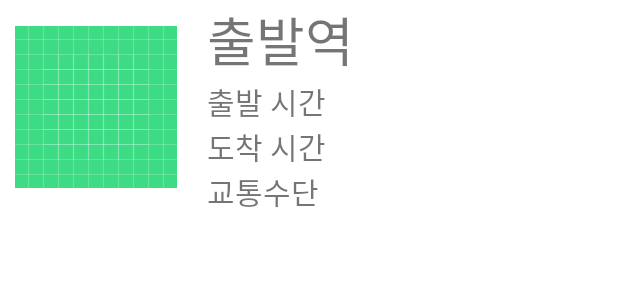
After one commit to Dirtfy/BTS, an Android app: the layout route_page_recyclerview_item.xml on its own in the app's theme, with its tools: preview values and no code run, on a phone screen of 412 x 824 dp. The commit adds this screen. Shown: the top 300 px of the screen. Run offline under Robolectric (Android 15) with nearby library versions, the phone set to English and light mode, and no system bars.

Commit message:
route_page add

```diff
--- a/app/src/main/java/com/dirtfy/bts/Home/MainActivity.java
+++ b/app/src/main/java/com/dirtfy/bts/Home/MainActivity.java
@@ -28,7 +28,8 @@ public class MainActivity extends AppCompatActivity {
     RouteHelper routeHelper;
 
     JSONObject result;
-    ArrayList<Route> routeArrayList;
+
+    public static ArrayList<Route> routeArrayList;
 
     @Override
     protected void onCreate(Bundle savedInstanceState) {
--- /dev/null
+++ b/app/src/main/res/drawable/ic_baseline_directions_bus_filled_24.xml
@@ -0,0 +1,5 @@
+<vector android:height="24dp" android:tint="#000000"
+    android:viewportHeight="24" android:viewportWidth="24"
+    android:width="24dp" xmlns:android="http://schemas.android.com/apk/res/android">
+    <path android:fillColor="@android:color/white" android:pathData="M12,2C8,2 4,2.5 4,6v9.5c0,0.95 0.38,1.81 1,2.44V20c0,0.55 0.45,1 1,1h1c0.55,0 1,-0.45 1,-1v-1h8v1c0,0.55 0.45,1 1,1h1c0.55,0 1,-0.45 1,-1v-2.06c0.62,-0.63 1,-1.49 1,-2.44V6C20,2.5 16.42,2 12,2zM8.5,16C7.67,16 7,15.33 7,14.5S7.67,13 8.5,13s1.5,0.67 1.5,1.5S9.33,16 8.5,16zM15.5,16c-0.83,0 -1.5,-0.67 -1.5,-1.5s0.67,-1.5 1.5,-1.5s1.5,0.67 1.5,1.5S16.33,16 15.5,16zM18,10H6V7h12V10z"/>
+</vector>
--- a/app/src/main/res/layout/activity_route_page.xml
+++ b/app/src/main/res/layout/activity_route_page.xml
@@ -6,4 +6,10 @@
     android:layout_height="match_parent"
     tools:context=".routePage.RoutePageActivity">
 
+    <androidx.constraintlayout.widget.ConstraintLayout
+        android:id="@+id/route_page_recyclerView"
+        android:layout_width="match_parent"
+        android:layout_height="match_parent"
+        tools:listitem="@layout/route_page_recyclerview_item"/>
+
 </androidx.constraintlayout.widget.ConstraintLayout>
--- /dev/null
+++ b/app/src/main/res/layout/route_page_recyclerview_item.xml
@@ -0,0 +1,69 @@
+<?xml version="1.0" encoding="utf-8"?>
+<androidx.constraintlayout.widget.ConstraintLayout xmlns:android="http://schemas.android.com/apk/res/android"
+    xmlns:app="http://schemas.android.com/apk/res-auto"
+    xmlns:tools="http://schemas.android.com/tools"
+    android:layout_width="match_parent"
+    android:layout_height="wrap_content">
+
+    <ImageView
+        android:id="@+id/route_image"
+        android:layout_width="wrap_content"
+        android:layout_height="wrap_content"
+        android:layout_marginLeft="10dp"
+        app:layout_constraintBottom_toBottomOf="parent"
+        app:layout_constraintStart_toStartOf="parent"
+        app:layout_constraintTop_toTopOf="parent"
+        android:src="@drawable/ic_launcher_background" />
+
+    <androidx.constraintlayout.widget.ConstraintLayout
+        android:id="@+id/route_layout"
+        android:layout_width="0dp"
+        android:layout_height="wrap_content"
+        app:layout_constraintBottom_toBottomOf="parent"
+        android:layout_marginLeft="20dp"
+        app:layout_constraintEnd_toEndOf="parent"
+        app:layout_constraintStart_toEndOf="@id/route_image"
+        app:layout_constraintTop_toTopOf="parent">
+        <LinearLayout
+            android:layout_width="match_parent"
+            android:layout_height="match_parent"
+            android:orientation="vertical">
+            <TextView
+                android:id="@+id/route_dep_name_tv"
+                android:layout_width="match_parent"
+                android:layout_height="wrap_content"
+                android:text="출발역"
+                android:layout_gravity="center"
+                android:textSize="35sp"
+                android:maxLines="1"
+                android:ellipsize="end"/>
+            <TextView
+                android:id="@+id/route_dep_time_tv"
+                android:layout_width="match_parent"
+                android:layout_height="wrap_content"
+                android:text="출발 시간"
+                android:layout_gravity="center"
+                android:textSize="20sp"
+                android:maxLines="1"
+                android:ellipsize="end"/>
+            <TextView
+                android:id="@+id/route_arr_time_tv"
+                android:layout_width="match_parent"
+                android:layout_height="wrap_content"
+                android:text="도착 시간"
+                android:textSize="20sp"
+                android:layout_gravity="center"
+                android:maxLines="1"
+                android:ellipsize="end"/>
+            <TextView
+                android:id="@+id/route_type_tv"
+                android:layout_width="wrap_content"
+                android:layout_height="wrap_content"
+                android:text="교통수단"
+                android:textSize="20sp"
+                android:maxLines="1"
+                android:ellipsize="end"
+                android:layout_weight="1"/>
+        </LinearLayout>
+    </androidx.constraintlayout.widget.ConstraintLayout>
+</androidx.constraintlayout.widget.ConstraintLayout>
```
Also changed, not shown: app/src/main/java/com/dirtfy/bts/routePage/RoutePageActivity.java (+17 -0 lines), app/src/main/java/com/dirtfy/bts/routePage/adapter/RecyclerViewAdapter.java (+70 -1 lines), app/src/main/java/com/dirtfy/bts/volley/Transit.java (+40 -0 lines).
